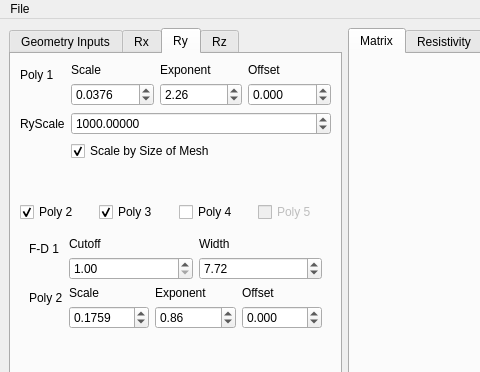
JulianN9/Anisotropic-Sample-Simulator, file AnisotropicSimulator2.ui: the form before one commit; both pictures show x 0 to 480 and y 0 to 372 of the 957 by 849 pixel window.
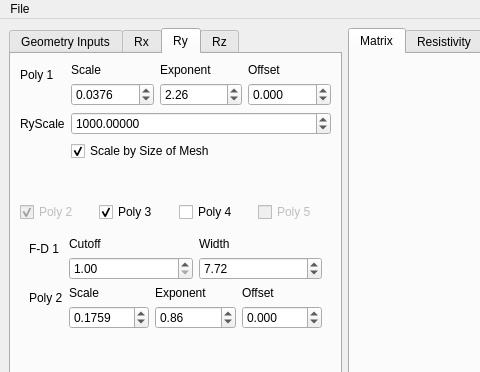
The form after the commit. The open tabs and pages were chosen to show the change.

Patch:
```diff
--- a/AnisotropicSimulator2.ui
+++ b/AnisotropicSimulator2.ui
@@ -1355,7 +1355,7 @@
           <item>
            <widget class="QCheckBox" name="RyPoly2Check">
             <property name="enabled">
-             <bool>true</bool>
+             <bool>false</bool>
             </property>
             <property name="text">
              <string>Poly 2</string>
```
